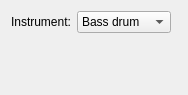
Above: opl/rhythmwidget.ui from nirjacobson/Chromasound-Studio before the change. Below: the same form after it.
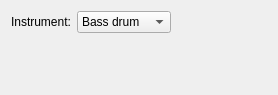
That is the form after the change.

```diff
--- a/opl/rhythmwidget.ui
+++ b/opl/rhythmwidget.ui
@@ -6,7 +6,7 @@
    <rect>
     <x>0</x>
     <y>0</y>
-    <width>188</width>
+    <width>278</width>
     <height>95</height>
    </rect>
   </property>
@@ -61,7 +61,7 @@
      </property>
      <property name="sizeHint" stdset="0">
       <size>
-       <width>100</width>
+       <width>0</width>
        <height>20</height>
       </size>
      </property>
```
Left out of the diff: 4 changed lines with no effect on the pictures.
